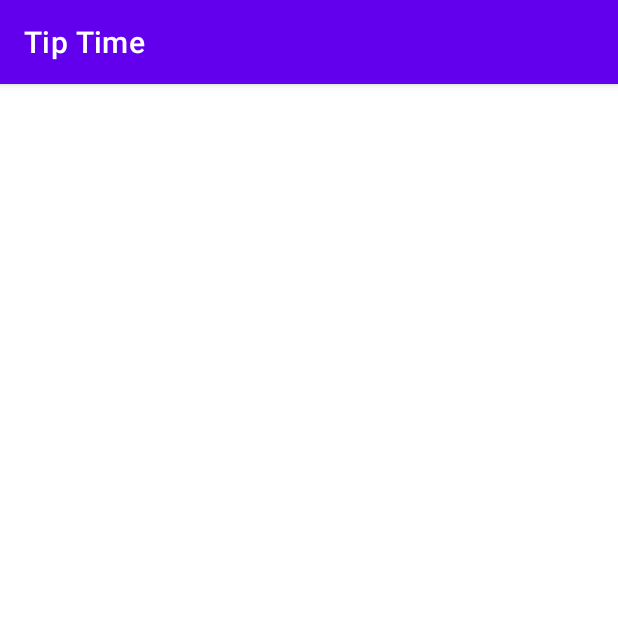
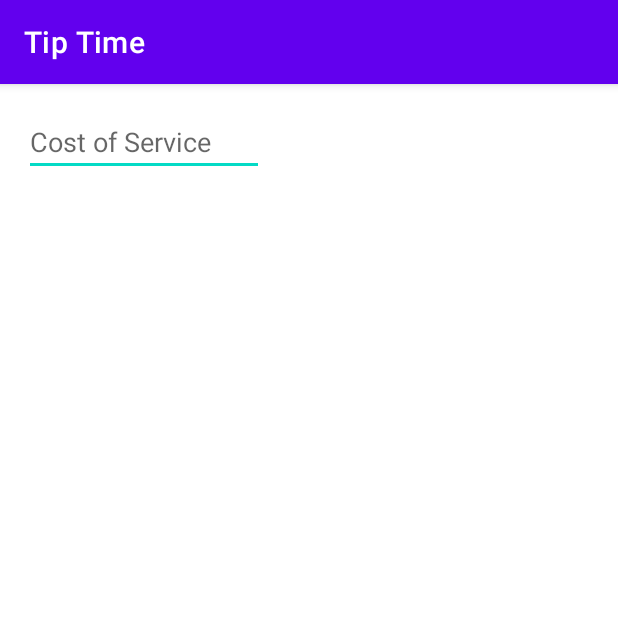
Before and after one commit to RichoHa/android.tiptime.app, an Android app: the screen it shows after launch (MainActivity), on a phone screen of 412 x 824 dp, the top half of it. Run offline under Robolectric (Android 15) with nearby library versions, the phone set to English and light mode, and no system bars.

Commit message:
added some XML code - Cost of Service

```diff
--- a/app/src/main/res/layout/activity_main.xml
+++ b/app/src/main/res/layout/activity_main.xml
@@ -8,5 +8,19 @@
     tools:context=".MainActivity">
 
 
+    <EditText
+        app:layout_constraintStart_toStartOf="parent"
+        app:layout_constraintTop_toTopOf="parent"
+
+        android:id="@+id/cost_of_service"
+        android:layout_height="wrap_content"
+        android:layout_width="160dp"
+        android:inputType="numberDecimal"
+        android:hint="Cost of Service"
+
+
+        />
+
+
 
 </androidx.constraintlayout.widget.ConstraintLayout>
```
